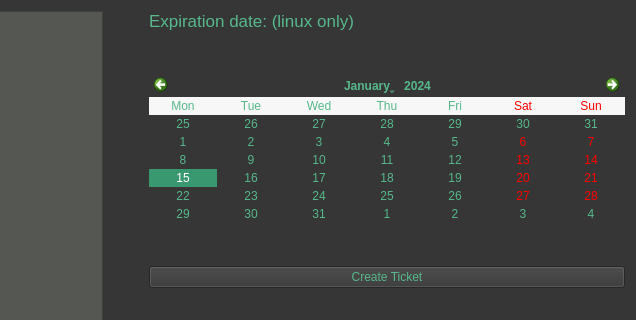
First picture: the form in gui/ui_files/tabTicketCreate.ui, repository iBridges-for-iRODS/iBridges, before the edit; both pictures show x 385 to 1021 and y 0 to 320 of the 1021 by 650 pixel window.
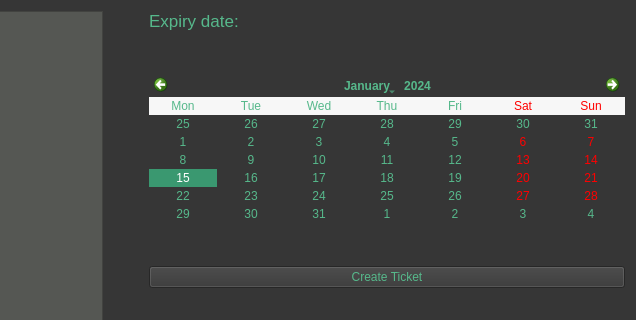
Second picture: the form after the edit.

Commit message: Wording in Ticket creation tab

Diff of the .ui file:
```diff
--- a/gui/ui_files/tabTicketCreate.ui
+++ b/gui/ui_files/tabTicketCreate.ui
@@ -73,7 +73,7 @@
           </font>
          </property>
          <property name="text">
-          <string>Expiration date: (linux only)</string>
+          <string>Expiry date:</string>
          </property>
         </widget>
        </item>
```
Left out of the diff: 1 changed line with no effect on the pictures.
